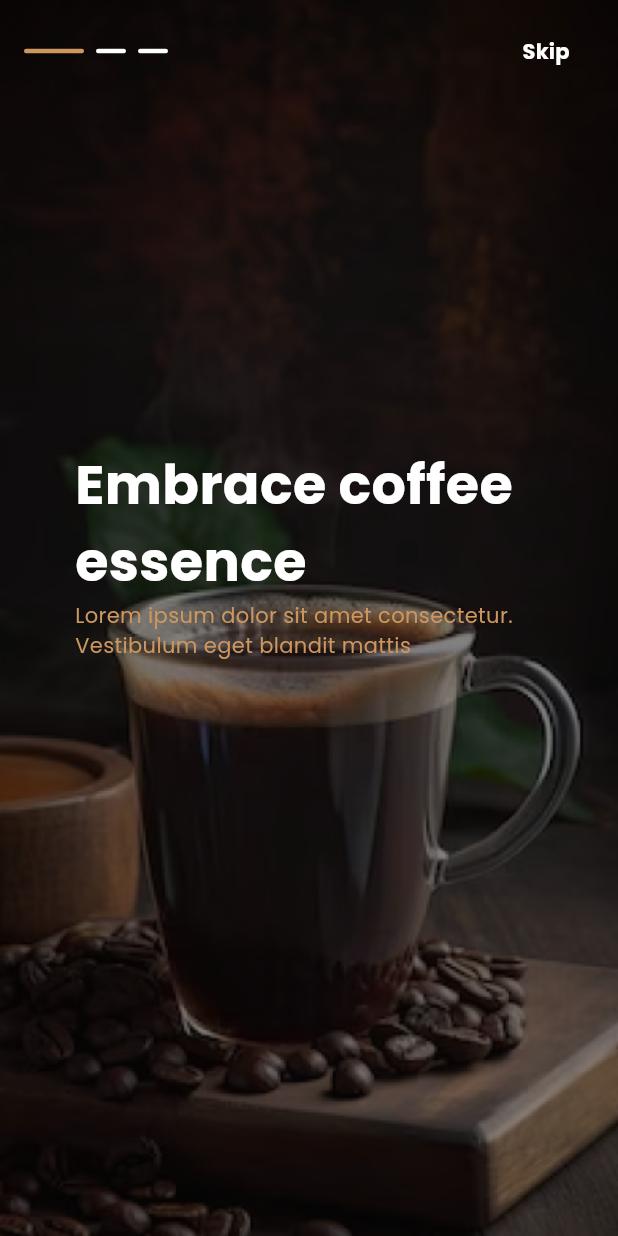
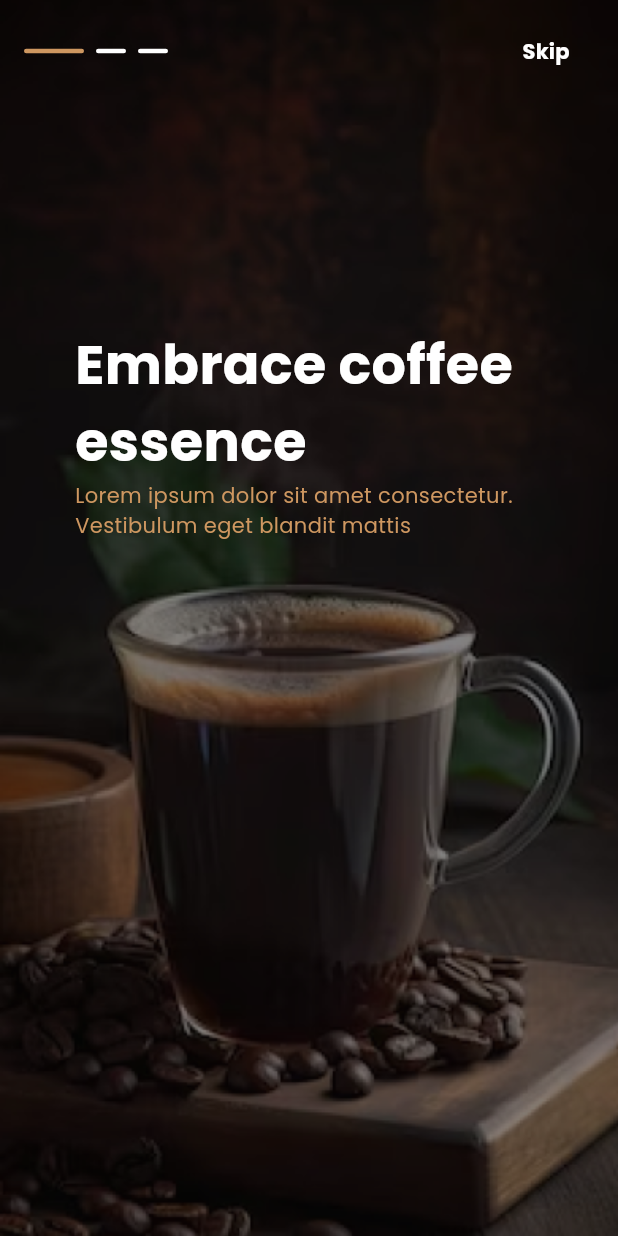
Before and after one commit to HamzaLahmedi/coffe_shop_flutter, a Flutter app: the screen it shows after launch, after a tap on "Get Started", on a phone screen of 412 x 824 dp. Run offline on Flutter 3.47's test engine with Material 3 defaults, Android fonts, the phone set to English and light mode, and no system bars; drawn by our look-alikes of smooth_page_indicator; our stand-ins replace flutter_svg.

Commit message:
Update route names and add conditional rendering based on index
- Update route names to follow camelCase convention
- Add conditional rendering for 'Skip' button based on the index value
- Adjust padding for OnBoardingSection based on the index value

```diff
--- a/coffe_shop/lib/main.dart
+++ b/coffe_shop/lib/main.dart
@@ -24,11 +24,10 @@ class MyApp extends StatelessWidget {
       routes: {
         '/': (context) => const SplashView(),
         '/onBoarding': (context) => const OnBoardingView(),
-        '/register':(context) => const RegisterView(),
-        '/signIn':(context) => const SignInView(),
+        '/register': (context) => const RegisterView(),
+        '/signin': (context) => const SignInView(),
       },
       initialRoute: '/',
-
     );
   }
 }
--- a/coffe_shop/lib/views/onBoarding_view/views/widgets/onBoarding_header.dart
+++ b/coffe_shop/lib/views/onBoarding_view/views/widgets/onBoarding_header.dart
@@ -6,9 +6,13 @@ import 'package:smooth_page_indicator/smooth_page_indicator.dart';
 
 class OnBoardingHeader extends StatelessWidget {
   const OnBoardingHeader(
-      {super.key, required this.pageController, required this.controller});
+      {super.key,
+      required this.pageController,
+      required this.controller,
+      required this.index});
   final PageController pageController;
   final OnBoardingItems controller;
+  final int index;
   @override
   Widget build(BuildContext context) {
     return Row(
@@ -25,8 +29,11 @@ class OnBoardingHeader extends StatelessWidget {
           ),
         ),
         const Spacer(),
-        TextButton(
-          onPressed: () {},
+        index <= 1
+            ? TextButton(
+                onPressed: () {
+                  Navigator.pushNamed(context, '/signin');
+                },
                 child: Text(
                   'Skip',
                   style: AppStyles.styleBold20.copyWith(
@@ -34,7 +41,8 @@ class OnBoardingHeader extends StatelessWidget {
                     color: Colors.white,
                   ),
                 ),
-        ),
+              )
+            : const SizedBox(),
       ],
     );
   }
--- a/coffe_shop/lib/views/onBoarding_view/views/widgets/onboarding_section.dart
+++ b/coffe_shop/lib/views/onBoarding_view/views/widgets/onboarding_section.dart
@@ -20,15 +20,21 @@ class OnBoardingSection extends StatelessWidget {
     return Column(
       children: [
         Padding(
-          padding: const EdgeInsets.symmetric(horizontal: 16, vertical: 10),
+          padding: index <= 1
+              ? const EdgeInsets.symmetric(horizontal: 16, vertical: 10)
+              : const EdgeInsets.symmetric(horizontal: 16, vertical: 30),
           child: OnBoardingHeader(
+            index: index,
             pageController: pageController,
             controller: controller,
           ),
         ),
         const SizedBox(
-          height: 200,
+          height: 120,
         ),
+        Column(
+          mainAxisAlignment: MainAxisAlignment.center,
+          children: [
             Padding(
               padding: const EdgeInsets.symmetric(vertical: 30, horizontal: 50),
               child: OnBoardingSectionBody(
@@ -39,6 +45,8 @@ class OnBoardingSection extends StatelessWidget {
               ),
             ),
           ],
+        ),
+      ],
     );
   }
 }
```
Lines whose indentation alone changed are shown as unchanged.
